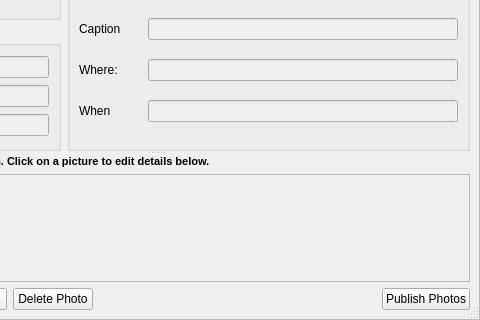
Before: the Qt Designer form retroshare-gui/src/gui/PhotoShare/AlbumDialog.ui in RetroShare/RetroShare, drawn with Qt 5; both pictures show x 169 to 649 and y 116 to 436 of the 649 by 436 pixel window.
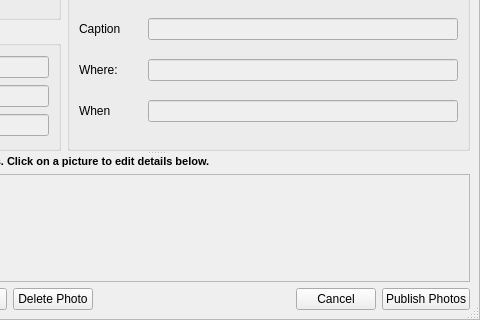
After: the same form once the commit is applied. Icons and pictures are not drawn. Custom widgets are drawn as their Qt base class.

Commit message: Added Header Images and Text for Albums Dialogs Enabled always "Create Album" functionality, not only when own Album is selected.

What changed in the file:
```diff
--- a/retroshare-gui/src/gui/PhotoShare/AlbumDialog.ui
+++ b/retroshare-gui/src/gui/PhotoShare/AlbumDialog.ui
@@ -360,6 +360,13 @@
           </property>
          </spacer>
         </item>
+        <item>
+         <widget class="QDialogButtonBox" name="buttonBox">
+          <property name="standardButtons">
+           <set>QDialogButtonBox::Cancel</set>
+          </property>
+         </widget>
+        </item>
         <item>
          <widget class="QPushButton" name="pushButton_PublishPhotos">
           <property name="text">
@@ -383,6 +390,12 @@
    <header>gui/PhotoShare/PhotoDrop.h</header>
    <container>1</container>
   </customwidget>
+  <customwidget>
+   <class>HeaderFrame</class>
+   <extends>QFrame</extends>
+   <header>gui/common/headerframe.h</header>
+   <container>1</container>
+  </customwidget>
  </customwidgets>
  <resources>
   <include location="../images.qrc"/>
```
Left out of the diff: 43 changed lines with no effect on the pictures. The commit also changes 6 other files.
